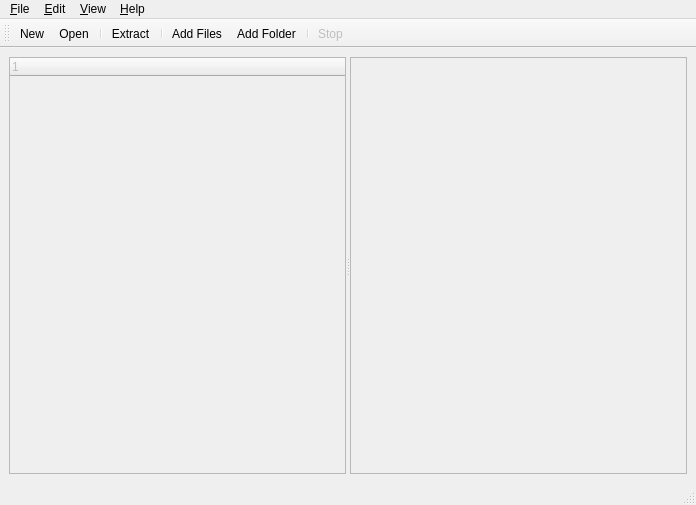
Old version of the form src/mainwindow.ui in the repository lxqt/lxqt-archiver.
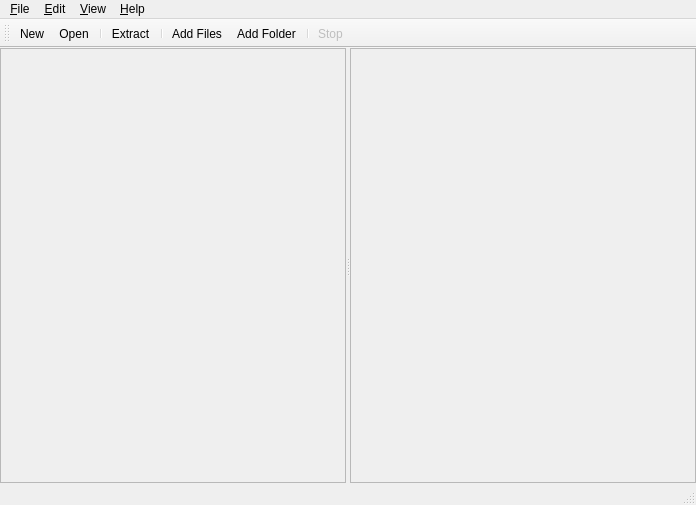
New version of the form. Icons and pictures are not drawn.

Commit message: Implement the dir tree.

The edit to the form file:
```diff
--- a/src/mainwindow.ui
+++ b/src/mainwindow.ui
@@ -15,20 +15,42 @@
   </property>
   <widget class="QWidget" name="centralwidget">
    <layout class="QVBoxLayout" name="verticalLayout">
+    <property name="leftMargin">
+     <number>0</number>
+    </property>
+    <property name="topMargin">
+     <number>0</number>
+    </property>
+    <property name="rightMargin">
+     <number>0</number>
+    </property>
+    <property name="bottomMargin">
+     <number>0</number>
+    </property>
     <item>
      <widget class="QSplitter" name="splitter">
       <property name="orientation">
        <enum>Qt::Horizontal</enum>
       </property>
-      <widget class="QTreeWidget" name="dirTreeView">
+      <widget class="QTreeView" name="dirTreeView">
        <property name="enabled">
         <bool>false</bool>
        </property>
-       <column>
-        <property name="text">
-         <string notr="true">1</string>
-        </property>
-       </column>
+       <property name="sizePolicy">
+        <sizepolicy hsizetype="Preferred" vsizetype="Expanding">
+         <horstretch>0</horstretch>
+         <verstretch>0</verstretch>
+        </sizepolicy>
+       </property>
+       <property name="sizeAdjustPolicy">
+        <enum>QAbstractScrollArea::AdjustIgnored</enum>
+       </property>
+       <attribute name="headerVisible">
+        <bool>false</bool>
+       </attribute>
+       <attribute name="headerDefaultSectionSize">
+        <number>0</number>
+       </attribute>
       </widget>
       <widget class="QTreeView" name="fileListView">
        <property name="enabled">
@@ -46,6 +68,9 @@
        <property name="rootIsDecorated">
         <bool>false</bool>
        </property>
+       <attribute name="headerShowSortIndicator" stdset="0">
+        <bool>true</bool>
+       </attribute>
        <attribute name="headerStretchLastSection">
         <bool>false</bool>
        </attribute>
```
Left out of the diff: 38 changed lines with no effect on the pictures. The commit also changes 12 other files.
